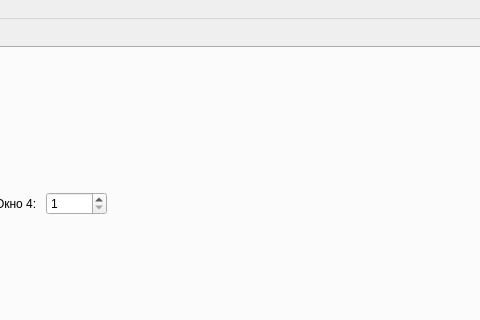
trehomudia/kpso, file poi/btc/form/btc.ui: the form before one commit; both pictures show x 675 to 1155 and y 0 to 320 of the 1469 by 579 pixel window.
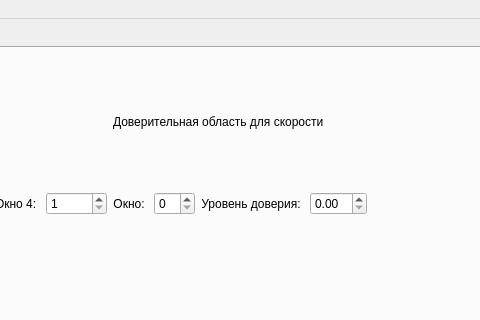
The form after the commit. Custom widgets are drawn as their Qt base class.

Commit message: Фывапролджэ!

```diff
--- a/poi/btc/form/btc.ui
+++ b/poi/btc/form/btc.ui
@@ -531,7 +531,7 @@
             </property>
            </widget>
           </item>
-          <item row="1" column="15">
+          <item row="1" column="19">
            <spacer name="horizontalSpacer_2">
             <property name="orientation">
              <enum>Qt::Horizontal</enum>
@@ -670,6 +670,39 @@
             </property>
            </widget>
           </item>
+          <item row="0" column="15" colspan="4">
+           <widget class="QLabel" name="label_27">
+            <property name="text">
+             <string>Доверительная область для скорости</string>
+            </property>
+           </widget>
+          </item>
+          <item row="1" column="16">
+           <widget class="CSpinBox" name="spinBox"/>
+          </item>
+          <item row="1" column="15">
+           <widget class="QLabel" name="label_28">
+            <property name="text">
+             <string>Окно: </string>
+            </property>
+            <property name="alignment">
+             <set>Qt::AlignRight|Qt::AlignTrailing|Qt::AlignVCenter</set>
+            </property>
+           </widget>
+          </item>
+          <item row="1" column="17">
+           <widget class="QLabel" name="label_29">
+            <property name="text">
+             <string>Уровень доверия: </string>
+            </property>
+            <property name="alignment">
+             <set>Qt::AlignRight|Qt::AlignTrailing|Qt::AlignVCenter</set>
+            </property>
+           </widget>
+          </item>
+          <item row="1" column="18">
+           <widget class="CDoubleSpinBox" name="doubleSpinBox"/>
+          </item>
          </layout>
         </item>
         <item row="1" column="0">
@@ -739,6 +772,11 @@
    <header>quality_3dplot.h</header>
    <container>1</container>
   </customwidget>
+  <customwidget>
+   <class>CDoubleSpinBox</class>
+   <extends>QDoubleSpinBox</extends>
+   <header>utils.h</header>
+  </customwidget>
  </customwidgets>
  <resources/>
  <connections/>
```
